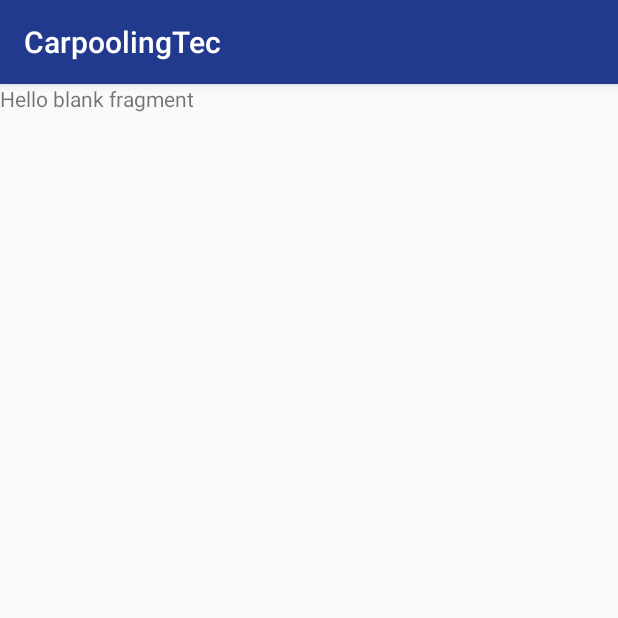
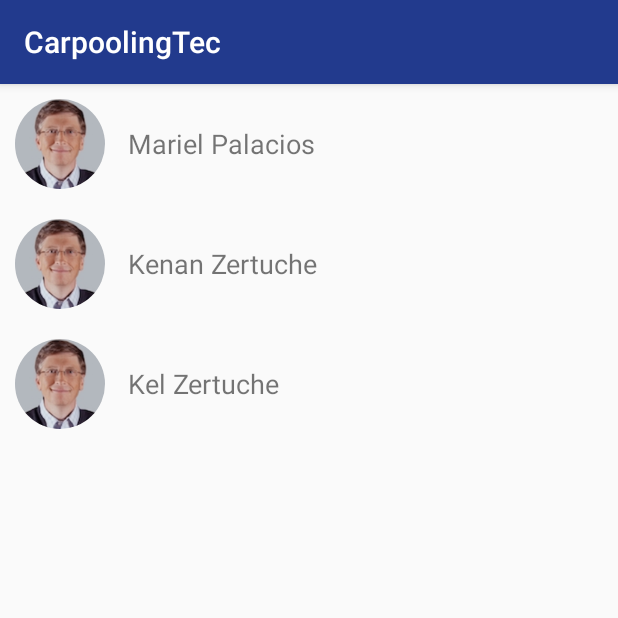
Before and after one commit to SilvaMtz/Carpooling, an Android app: the fragment ContactsFragment shown on its own in the app's theme, on a phone screen of 412 x 824 dp, the top half of it. Run offline under Robolectric (Android 15) with nearby library versions, the phone set to English and light mode, and no system bars; our stand-ins replace ButterKnife, Picasso; pictures from the network do not load; 1 statement that could not run was skipped.

Commit message:
Fragment Contacts added

```diff
--- /dev/null
+++ b/CarpoolingTec/app/src/main/java/itesm/mx/carpoolingtec/contacts/ContactItemListener.java
@@ -0,0 +1,11 @@
+package itesm.mx.carpoolingtec.contacts;
+
+import itesm.mx.carpoolingtec.model.User;
+
+/**
+ * Created by DavidMartinez on 3/26/17.
+ */
+
+public interface ContactItemListener {
+    void onContactClick(User contact);
+}
--- /dev/null
+++ b/CarpoolingTec/app/src/main/java/itesm/mx/carpoolingtec/contacts/ContactsAdapter.java
@@ -0,0 +1,123 @@
+package itesm.mx.carpoolingtec.contacts;
+
+import android.content.Context;
+import android.graphics.Bitmap;
+import android.graphics.BitmapFactory;
+import android.graphics.Typeface;
+import android.graphics.drawable.BitmapDrawable;
+import android.provider.ContactsContract;
+import android.support.v4.content.ContextCompat;
+import android.support.v4.graphics.drawable.RoundedBitmapDrawable;
+import android.support.v4.graphics.drawable.RoundedBitmapDrawableFactory;
+import android.support.v7.widget.RecyclerView;
+import android.view.LayoutInflater;
+import android.view.View;
+import android.view.ViewGroup;
+import android.widget.ImageView;
+import android.widget.RelativeLayout;
+import android.widget.TextView;
+
+import com.squareup.picasso.Callback;
+import com.squareup.picasso.Picasso;
+
+import java.util.List;
+
+import butterknife.BindView;
+import butterknife.ButterKnife;
+import itesm.mx.carpoolingtec.R;
+import itesm.mx.carpoolingtec.model.Ride;
+import itesm.mx.carpoolingtec.model.User;
+import itesm.mx.carpoolingtec.rides.RideItemListener;
+import itesm.mx.carpoolingtec.rides.RidesAdapter;
+
+/**
+ * Created by DavidMartinez on 3/26/17.
+ */
+
+public class ContactsAdapter extends RecyclerView.Adapter<ContactsAdapter.ViewHolder>{
+
+
+
+    private Context context;
+    private List<User> contacts;
+    private ContactItemListener listener;
+
+    public ContactsAdapter(Context context, List<User> contacts, ContactItemListener listener) {
+        this.context = context;
+        this.contacts = contacts;
+        this.listener = listener;
+    }
+
+    @Override
+    public ViewHolder onCreateViewHolder(ViewGroup parent, int viewType) {
+        View view = LayoutInflater.from(parent.getContext())
+                .inflate(R.layout.contact_item, parent, false);
+
+        return new ViewHolder(view);
+    }
+
+    @Override
+    public void onBindViewHolder(final ViewHolder holder, int position) {
+        final User contact = contacts.get(position);
+
+        Picasso.with(context)
+                .load(contact.getFoto())
+                .into(holder.ivPicture, new Callback() {
+                    @Override
+                    public void onSuccess() {
+                        Bitmap imageBitmap = ((BitmapDrawable) holder.ivPicture.getDrawable())
+                                .getBitmap();
+                        RoundedBitmapDrawable drawable = RoundedBitmapDrawableFactory
+                                .create(context.getResources(), imageBitmap);
+                        drawable.setCircular(true);
+                        drawable.setCornerRadius(Math.max(imageBitmap.getWidth(),
+                                imageBitmap.getHeight()) / 2.0f);
+                        holder.ivPicture.setImageDrawable(drawable);
+                    }
+
+                    @Override
+                    public void onError() {
+                        Bitmap bitmap = BitmapFactory.decodeResource(context.getResources(), R.drawable.gates);
+                        RoundedBitmapDrawable drawable = RoundedBitmapDrawableFactory
+                                .create(context.getResources(), bitmap);
+                        drawable.setCircular(true);
+                        drawable.setCornerRadius(Math.max(bitmap.getWidth(),
+                                bitmap.getHeight()) / 2.0f);
+
+                        holder.ivPicture.setImageDrawable(drawable);
+                    }
+                });
+
+        holder.tvName.setText(contact.getNombre());
+        holder.rlContainer.setOnClickListener(new View.OnClickListener() {
+            @Override
+            public void onClick(View v) {
+                listener.onContactClick(contact);
+            }
+        });
+    }
+
+    @Override
+    public int getItemCount() {
+        return null != contacts ? contacts.size() : 0;
+    }
+
+    public void setData(List<User> data) {
+        contacts.clear();
+        contacts.addAll(data);
+        notifyDataSetChanged();
+    }
+
+
+    static class ViewHolder extends RecyclerView.ViewHolder {
+
+        @BindView(R.id.contactLayout) RelativeLayout rlContainer;
+        @BindView(R.id.image_user) ImageView ivPicture;
+        @BindView(R.id.text_name) TextView tvName;
+
+        public ViewHolder(View itemView) {
+            super(itemView);
+            ButterKnife.bind(this, itemView);
+        }
+    }
+}
--- a/CarpoolingTec/app/src/main/java/itesm/mx/carpoolingtec/contacts/ContactsFragment.java
+++ b/CarpoolingTec/app/src/main/java/itesm/mx/carpoolingtec/contacts/ContactsFragment.java
@@ -4,13 +4,31 @@ import android.content.Context;
 import android.net.Uri;
 import android.os.Bundle;
 import android.support.v4.app.Fragment;
+import android.support.v4.widget.SwipeRefreshLayout;
+import android.support.v7.widget.LinearLayoutManager;
+import android.support.v7.widget.RecyclerView;
 import android.view.LayoutInflater;
+import android.view.Menu;
 import android.view.View;
 import android.view.ViewGroup;
 
+import java.util.ArrayList;
+import java.util.List;
+
+import butterknife.BindView;
+import butterknife.ButterKnife;
+import butterknife.Unbinder;
 import itesm.mx.carpoolingtec.R;
+import itesm.mx.carpoolingtec.model.User;
 
-public class ContactsFragment extends Fragment {
+
+public class ContactsFragment extends Fragment implements SwipeRefreshLayout.OnRefreshListener, ContactItemListener {
+
+    @BindView(R.id.swipeRefreshLayout) SwipeRefreshLayout swipeRefreshLayout;
+    @BindView(R.id.rv_contacts) RecyclerView recyclerView;
+
+    private ContactsAdapter contactsAdapter;
+    private Unbinder unbinder;
 
     public ContactsFragment() {
         // Required empty public constructor
@@ -23,12 +41,52 @@ public class ContactsFragment extends Fragment {
     @Override
     public void onCreate(Bundle savedInstanceState) {
         super.onCreate(savedInstanceState);
+        setHasOptionsMenu(true);
+    }
+
+    @Override
+    public void onPrepareOptionsMenu(Menu menu){
+        menu.findItem(R.id.action_sort).setVisible(true);
+        super.onPrepareOptionsMenu(menu);
     }
 
     @Override
     public View onCreateView(LayoutInflater inflater, ViewGroup container,
                              Bundle savedInstanceState) {
-        // Inflate the layout for this fragment
-        return inflater.inflate(R.layout.fragment_contacts, container, false);
+        View view = inflater.inflate(R.layout.fragment_contacts, container, false);
+        unbinder = ButterKnife.bind(this, view);
+
+        swipeRefreshLayout.setOnRefreshListener(this);
+
+        recyclerView.setLayoutManager(new LinearLayoutManager(getActivity()));
+        contactsAdapter = new ContactsAdapter(getActivity(), getDummyContacts(), this);
+        recyclerView.setAdapter(contactsAdapter);
+
+        return view;
+    }
+
+    @Override
+    public void onDestroyView() {
+        super.onDestroyView();
+        unbinder.unbind();
+    }
+
+    private List<User> getDummyContacts() {
+        List<User> contacts = new ArrayList<>();
+        contacts.add(new User("Mariel Palacios","http://orig04.deviantart.net/aded/f/2013/066/c/2/profile_picture_by_naivety_stock-d5x8lbn.jpg", "Valle Primavera"));
+        contacts.add(new User("Kenan Zertuche","http://orig10.deviantart.net/b1f3/f/2011/258/1/8/profile_picture_by_ff_stock-d49yyse.jpg", "Narvarte"));
+        contacts.add(new User("Kel Zertuche","http://skateparkoftampa.com/spot/headshots/2585.jpg", "Lomas de Rosales"));
+
+        return contacts;
+    }
+
+    @Override
+    public void onContactClick(User contact) {
+
+    }
+
+    @Override
+    public void onRefresh() {
+
     }
 }
--- /dev/null
+++ b/CarpoolingTec/app/src/main/res/layout/contact_item.xml
@@ -0,0 +1,32 @@
+<?xml version="1.0" encoding="utf-8"?>
+<RelativeLayout
+    xmlns:android="http://schemas.android.com/apk/res/android"
+    android:layout_width="match_parent"
+    android:layout_height="80dp"
+    android:padding="10dp"
+    android:id="@+id/contactLayout">
+
+    <ImageView
+        android:id="@+id/image_user"
+        android:layout_width="60dp"
+        android:layout_height="60dp"
+        android:src="@drawable/circleshape"
+        android:layout_alignParentTop="true"
+        android:layout_alignParentStart="true" />
+
+    <TextView
+        android:id="@+id/text_name"
+        android:layout_width="wrap_content"
+        android:layout_height="wrap_content"
+        android:text="Jorge Gil"
+        android:textSize="18sp"
+
+        android:layout_marginStart="15dp"
+        android:layout_toEndOf="@id/image_user"
+        android:layout_alignParentTop="true"
+        android:layout_alignParentBottom="true"
+        android:gravity="center_vertical"/>
+
+</RelativeLayout>
+
+    <!-- style="@style/Base.TextAppearance.AppCompat.Body1" -->
--- a/CarpoolingTec/app/src/main/res/layout/fragment_contacts.xml
+++ b/CarpoolingTec/app/src/main/res/layout/fragment_contacts.xml
@@ -4,10 +4,17 @@
     android:layout_height="match_parent"
     tools:context="itesm.mx.carpoolingtec.contacts.ContactsFragment">
 
-    <!-- TODO: Update blank fragment layout -->
-    <TextView
+    <android.support.v4.widget.SwipeRefreshLayout
+        android:id="@+id/swipeRefreshLayout"
         android:layout_width="match_parent"
-        android:layout_height="match_parent"
-        android:text="@string/hello_blank_fragment" />
+        android:layout_height="match_parent">
+
+        <android.support.v7.widget.RecyclerView
+            android:id="@+id/rv_contacts"
+            android:layout_width="match_parent"
+            android:layout_height="wrap_content"
+            tools:listitem="@layout/contact_item"/>
+
+    </android.support.v4.widget.SwipeRefreshLayout>
 
 </FrameLayout>
```
